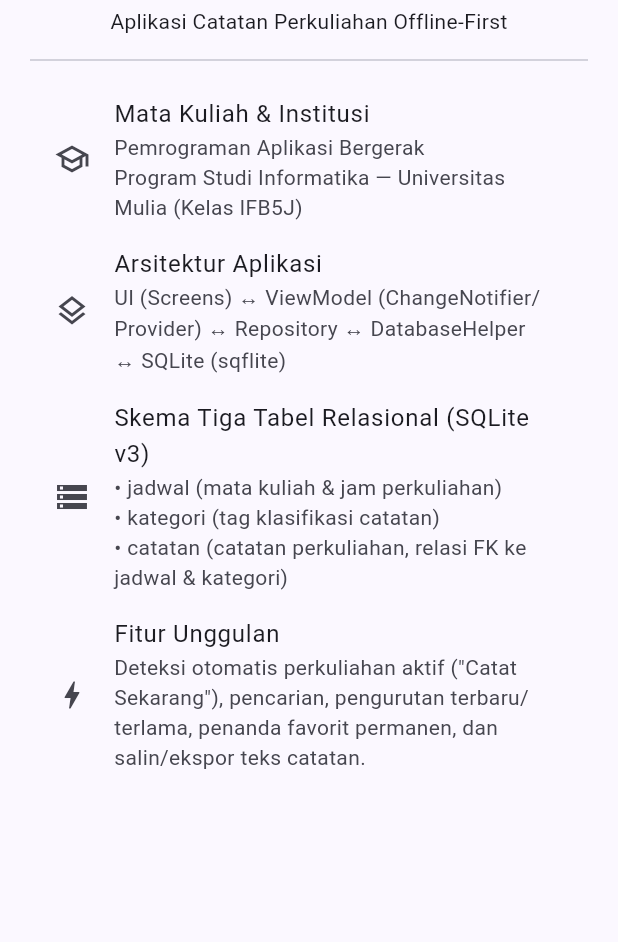
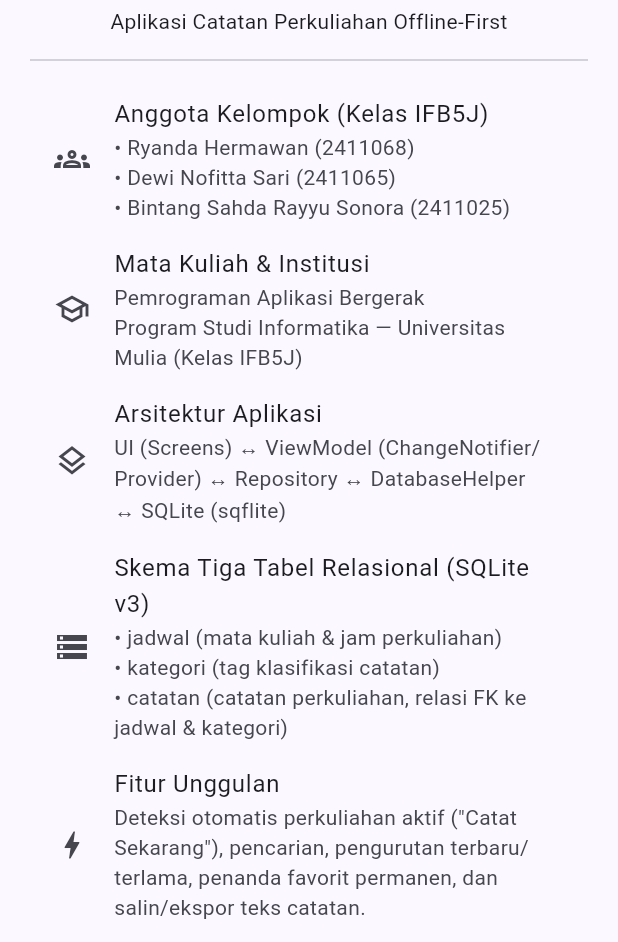
Before and after one commit to rillsussy/studylog, a Flutter app: the TentangPage screen opened directly, on a phone screen of 412 x 824 dp, the part 294-1236 px from its top. Run offline on Flutter 3.47's test engine with Material 3 defaults, Android fonts, the phone set to English and light mode, and no system bars; our stand-ins replace sqflite; accounts and stored records are empty.

Commit message:
docs: lengkapi workbook praktikum 01 dengan cover anggota kelompok & update identitas tim

```diff
--- a/lib/screens/tentang_page.dart
+++ b/lib/screens/tentang_page.dart
@@ -30,6 +30,15 @@ class TentangPage extends StatelessWidget {
             textAlign: TextAlign.center,
           ),
           const Divider(height: 32),
+          const ListTile(
+            leading: Icon(Icons.groups_outlined),
+            title: Text('Anggota Kelompok (Kelas IFB5J)'),
+            subtitle: Text(
+              '• Ryanda Hermawan (2411068)\n'
+              '• Dewi Nofitta Sari (2411065)\n'
+              '• Bintang Sahda Rayyu Sonora (2411025)',
+            ),
+          ),
           const ListTile(
             leading: Icon(Icons.school_outlined),
             title: Text('Mata Kuliah & Institusi'),
```
Also changed, not shown: 4 other files.
